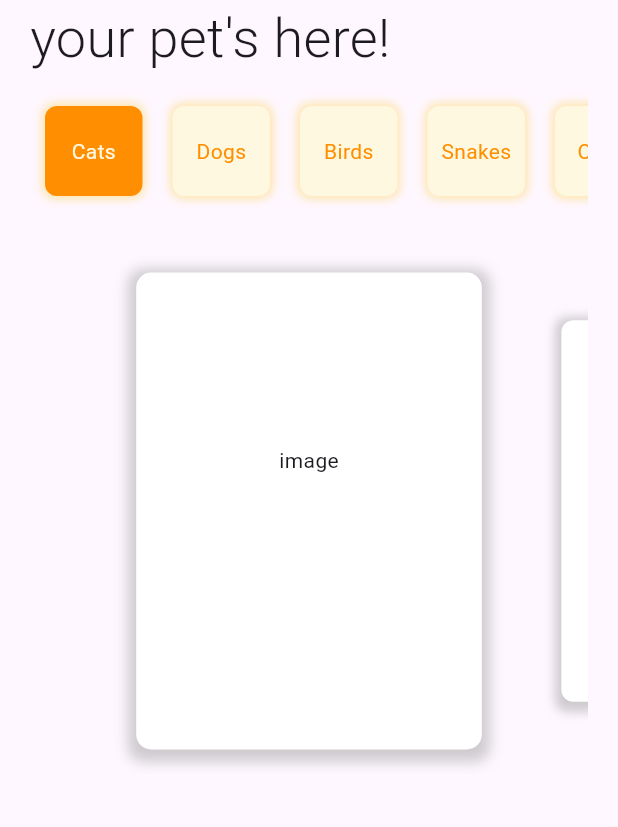
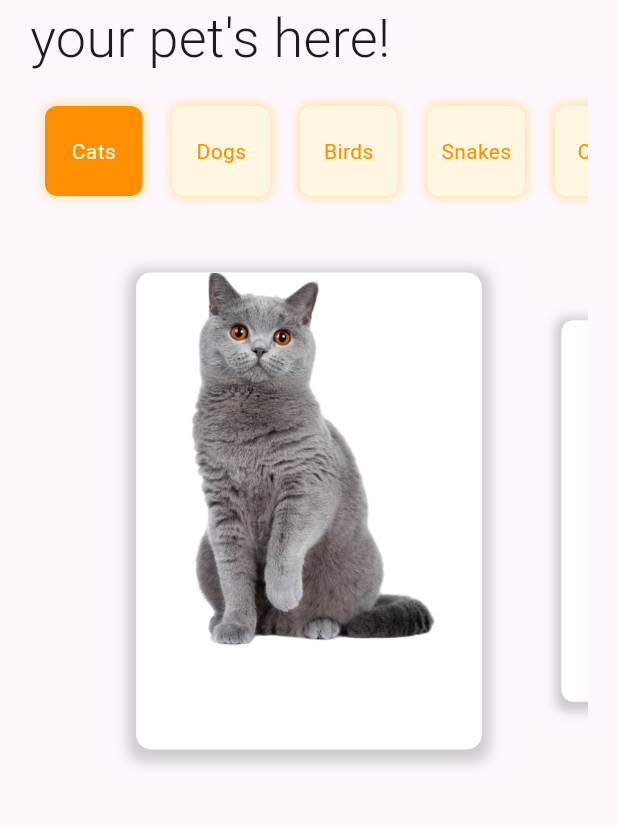
Before and after one commit to muhammed-suhaid/Petadopt, a Flutter app: the screen it shows after launch, on a phone screen of 412 x 824 dp, the part 257-1084 px from its top. Run offline on Flutter 3.47's test engine with Material 3 defaults, Android fonts, the phone set to English and light mode, and no system bars.

Commit message:
changes in the data and added image

```diff
--- a/lib/components/my_card.dart
+++ b/lib/components/my_card.dart
@@ -1,4 +1,6 @@
 import 'package:flutter/material.dart';
+import 'package:petadopt/datas/pets_data.dart';
+import 'package:petadopt/models/pets_model.dart';
 
 class MyCard extends StatefulWidget {
   const MyCard({super.key});
@@ -29,12 +31,14 @@ class _MyCardState extends State<MyCard> {
 
   @override
   Widget build(BuildContext context) {
+    List<PetsModel> catList = cats;
     return SizedBox(
       height: 350,
       child: PageView.builder(
         controller: pageController,
         itemCount: 3,
         itemBuilder: (context, index) {
+          PetsModel cat = catList[index];
           double scale = (_currentPage - index).abs() < 1
               ? 1 - (_currentPage - index).abs() * 0.2
               : 0.8;
@@ -65,7 +69,10 @@ class _MyCardState extends State<MyCard> {
                     children: [
                       SizedBox(
                         height: 250,
-                        child: Center(child: Text("image")),
+                        child: Image.asset(
+                          cat.image,
+                          fit: BoxFit.fitHeight,
+                        ),
                       ),
                     ],
                   ),
--- a/lib/datas/pets_data.dart
+++ b/lib/datas/pets_data.dart
@@ -14,7 +14,7 @@ List<PetsModel> cats = [
   PetsModel(
     name: 'Mono LaMi',
     breed: 'British Shorthair cats',
-    image: 'images/cat3.png',
+    image: 'assets/images/cat3.png',
     age: "1",
     origin: "US",
     sex: "Femail ",
@@ -25,7 +25,7 @@ List<PetsModel> cats = [
   PetsModel(
     name: 'Amila Marko',
     breed: 'LaPerm cats',
-    image: 'images/cat2.png',
+    image: 'assets/images/cat2.png',
     age: "2",
     origin: "US",
     sex: "Femail ",
@@ -36,7 +36,7 @@ List<PetsModel> cats = [
   PetsModel(
     name: 'Yon lee',
     breed: 'Persian cat',
-    image: 'images/cat1.png',
+    image: 'assets/images/cat1.png',
     age: "3 ",
     origin: "Iran",
     sex: "Femail ",
@@ -49,7 +49,7 @@ List<PetsModel> dogs = [
   PetsModel(
     name: 'Max',
     breed: 'Labrador Retriever',
-    image: 'images/dog1.png',
+    image: 'assets/images/dog1.png',
     age: " 1",
     origin: "UK",
     sex: "Dog",
@@ -60,7 +60,7 @@ List<PetsModel> dogs = [
   PetsModel(
     name: 'Bella',
     breed: 'Golden Retriever',
-    image: 'images/dog2.png',
+    image: 'assets/images/dog2.png',
     age: " 2",
     origin: "Italy",
     sex: "Dog",
@@ -71,7 +71,7 @@ List<PetsModel> dogs = [
   PetsModel(
     name: 'Charlie',
     breed: 'German Shepherd',
-    image: 'images/dog3.png',
+    image: 'assets/images/dog3.png',
     age: " 2.5",
     origin: "India",
     sex: "Dog",
@@ -82,7 +82,7 @@ List<PetsModel> dogs = [
   PetsModel(
     name: 'Daisy',
     breed: 'Beagle',
-    image: 'images/dog4.png',
+    image: 'assets/images/dog4.png',
     age: "2.5",
     origin: "India",
     sex: "Dog",
@@ -93,7 +93,7 @@ List<PetsModel> dogs = [
   PetsModel(
     name: 'Luna',
     breed: 'Siberian Husky',
-    image: 'images/dog5.png',
+    image: 'assets/images/dog5.png',
     age: " 2.5",
     origin: "India",
     sex: "Dog",
@@ -106,7 +106,7 @@ List<PetsModel> birds = [
   PetsModel(
     name: 'Charlie',
     breed: 'African Grey Parrot',
-    image: 'images/bird1.png',
+    image: 'assets/images/bird1.png',
     age: " 1",
     origin: "Nepal",
     sex: "bird",
@@ -117,7 +117,7 @@ List<PetsModel> birds = [
   PetsModel(
     name: 'Rio',
     breed: 'Scarlet Macaw',
-    image: 'images/bird2.png',
+    image: 'assets/images/bird2.png',
     age: "1",
     origin: "Fra",
     sex: "Bird",
@@ -128,7 +128,7 @@ List<PetsModel> birds = [
   PetsModel(
     name: 'Sunny',
     breed: 'Cockatiel',
-    image: 'images/bird3.png',
+    image: 'assets/images/bird3.png',
     age: " 1",
     origin: " UK",
     sex: "Bird",
@@ -139,7 +139,7 @@ List<PetsModel> birds = [
   PetsModel(
     name: 'Blue',
     breed: 'Gold Macaw',
-    image: 'images/bird4.png',
+    image: 'assets/images/bird4.png',
     age: " 2",
     origin: "NZ",
     sex: "bird",
```
